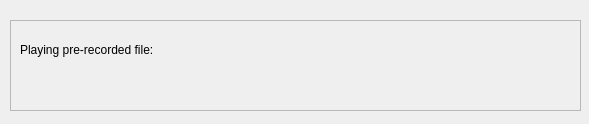
Before: the Qt Designer form devices/wavfiles/filereader-widget.ui in JvanKatwijk/sdrplayDab, drawn with Qt 5.
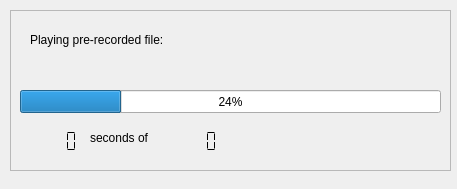
After: the same form once the commit is applied.

Patch:
```diff
--- a/devices/wavfiles/filereader-widget.ui
+++ b/devices/wavfiles/filereader-widget.ui
@@ -6,8 +6,8 @@
    <rect>
     <x>0</x>
     <y>0</y>
-    <width>589</width>
-    <height>124</height>
+    <width>457</width>
+    <height>189</height>
    </rect>
   </property>
   <property name="windowTitle">
@@ -17,9 +17,9 @@
    <property name="geometry">
     <rect>
      <x>10</x>
-     <y>20</y>
-     <width>571</width>
-     <height>91</height>
+     <y>10</y>
+     <width>441</width>
+     <height>161</height>
     </rect>
    </property>
    <property name="frameShape">
@@ -31,7 +31,7 @@
    <widget class="QLabel" name="label">
     <property name="geometry">
      <rect>
-      <x>10</x>
+      <x>20</x>
       <y>20</y>
       <width>181</width>
       <height>21</height>
@@ -50,9 +50,9 @@
    <widget class="QLabel" name="nameofFile">
     <property name="geometry">
      <rect>
-      <x>10</x>
-      <y>50</y>
-      <width>551</width>
+      <x>20</x>
+      <y>60</y>
+      <width>401</width>
       <height>21</height>
      </rect>
     </property>
@@ -63,6 +63,64 @@
      <set>Qt::LinksAccessibleByMouse|Qt::TextSelectableByMouse</set>
     </property>
    </widget>
+   <widget class="QProgressBar" name="fileProgress">
+    <property name="geometry">
+     <rect>
+      <x>10</x>
+      <y>80</y>
+      <width>421</width>
+      <height>23</height>
+     </rect>
+    </property>
+    <property name="value">
+     <number>24</number>
+    </property>
+   </widget>
+   <widget class="QLCDNumber" name="currentTime">
+    <property name="geometry">
+     <rect>
+      <x>10</x>
+      <y>120</y>
+      <width>64</width>
+      <height>23</height>
+     </rect>
+    </property>
+    <property name="frameShape">
+     <enum>QFrame::NoFrame</enum>
+    </property>
+    <property name="segmentStyle">
+     <enum>QLCDNumber::Flat</enum>
+    </property>
+   </widget>
+   <widget class="QLabel" name="label_2">
+    <property name="geometry">
+     <rect>
+      <x>80</x>
+      <y>120</y>
+      <width>81</width>
+      <height>16</height>
+     </rect>
+    </property>
+    <property name="text">
+     <string>seconds of </string>
+    </property>
+   </widget>
+   <widget class="QLCDNumber" name="totalTime">
+    <property name="geometry">
+     <rect>
+      <x>150</x>
+      <y>120</y>
+      <width>64</width>
+      <height>23</height>
+     </rect>
+    </property>
+    <property name="frameShape">
+     <enum>QFrame::NoFrame</enum>
+    </property>
+    <property name="segmentStyle">
+     <enum>QLCDNumber::Flat</enum>
+    </property>
+   </widget>
   </widget>
  </widget>
  <resources/>
```
